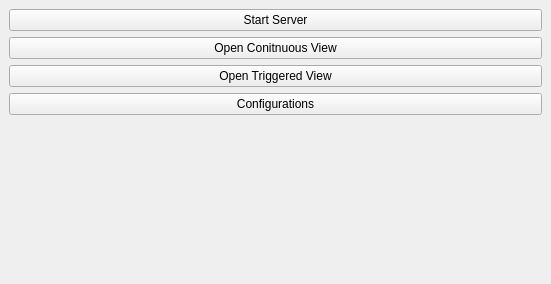
Qt form jakobs_stuff/projects/demo_v1.0/demoMainGui.ui (jakobhm/python_observer) before a commit.
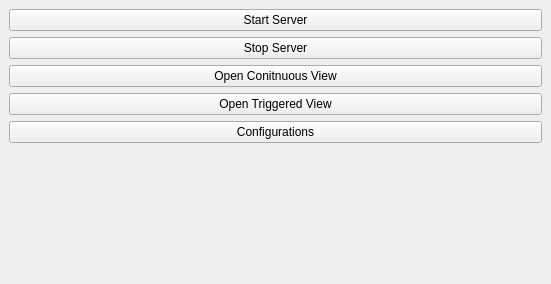
The same form after that commit.

```diff
--- a/jakobs_stuff/projects/demo_v1.0/demoMainGui.ui
+++ b/jakobs_stuff/projects/demo_v1.0/demoMainGui.ui
@@ -29,6 +29,13 @@
           </property>
          </widget>
         </item>
+        <item>
+         <widget class="QPushButton" name="pushButtonStopServer">
+          <property name="text">
+           <string>Stop Server</string>
+          </property>
+         </widget>
+        </item>
         <item>
          <widget class="QPushButton" name="pushButtonStartContView">
           <property name="text">
```
